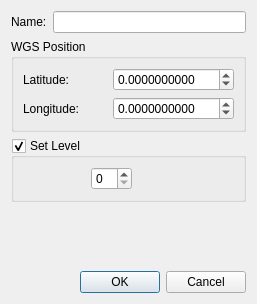
MichalVlasak/OSMViewer, file resources/CenterPointEditDialog.ui: the form before one commit.
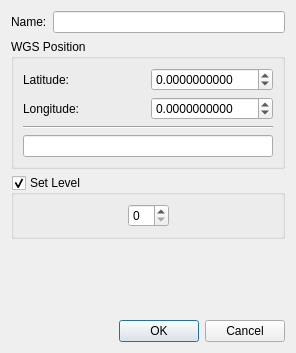
The form after the commit.

```diff
--- a/resources/CenterPointEditDialog.ui
+++ b/resources/CenterPointEditDialog.ui
@@ -6,8 +6,8 @@
    <rect>
     <x>0</x>
     <y>0</y>
-    <width>257</width>
-    <height>304</height>
+    <width>278</width>
+    <height>353</height>
    </rect>
   </property>
   <property name="windowTitle">
@@ -74,6 +74,23 @@
         </property>
        </widget>
       </item>
+      <item row="3" column="0" colspan="2">
+       <widget class="QLineEdit" name="wgsLineEdit">
+        <property name="minimumSize">
+         <size>
+          <width>250</width>
+          <height>0</height>
+         </size>
+        </property>
+       </widget>
+      </item>
+      <item row="2" column="0" colspan="2">
+       <widget class="Line" name="line">
+        <property name="orientation">
+         <enum>Qt::Horizontal</enum>
+        </property>
+       </widget>
+      </item>
      </layout>
     </widget>
    </item>
```
